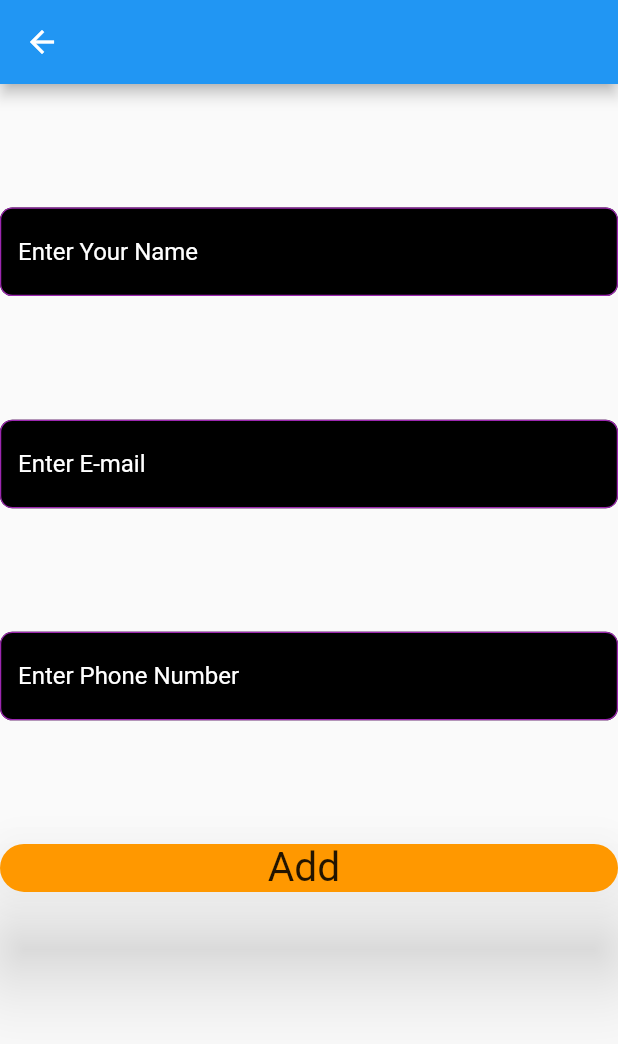
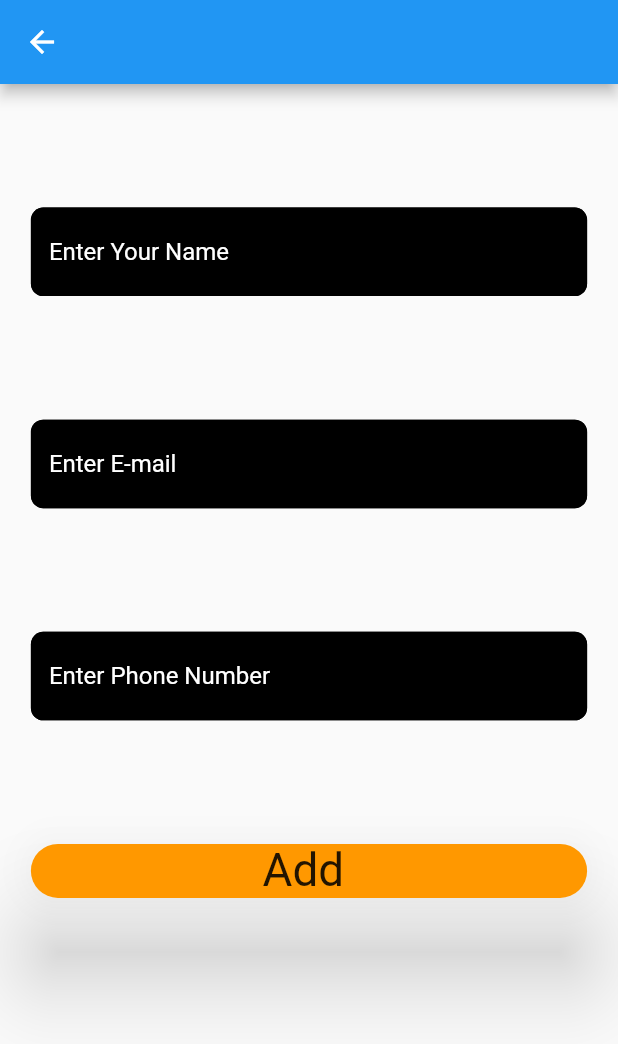
Before and after one commit to oakarakum/getx_ex2, a Flutter app: the ContactBook screen opened directly, on a phone screen of 412 x 824 dp. Shown: the top 1044 px of the screen. Run offline on Flutter 3.47's test engine with Material 2 defaults, Android fonts, the light colour scheme and no system bars; our stand-ins replace get, responsive_sizer.

Commit message:
uygulama bitti

```diff
--- a/lib/controller/contact_controller_data.dart
+++ b/lib/controller/contact_controller_data.dart
@@ -3,7 +3,19 @@ import 'package:getx_ex2/models/contact_model.dart';
 
 class AppData extends GetxController {
   var contacts = [].obs;
-  // bunun https://stackoverflow.com/questions/64544571/flutter-getx-forms-validation validation'ı
+
+  addContacts(ContactModel contact) {
+    contacts.add(contact);
+    Get.back();
+  }
+
+  deleteContacts(ContactModel contact) {
+    contacts.remove(contact);
+  }
+}
+
+
+  /* // bunun https://stackoverflow.com/questions/64544571/flutter-getx-forms-validation validation'ı
   RxString username = RxString('');
   RxnString errorText = RxnString(null);
   Rxn<Function()> submitFunc = Rxn<Function()>(null);
@@ -58,14 +70,4 @@ class AppData extends GetxController {
           const Duration(seconds: 1), () => print('User account created'));
       return true;
     };
-  }
-
-  addContacts(ContactModel contact) {
-    contacts.add(contact);
-    Get.back();
-  }
-
-  deleteContacts(ContactModel contact) {
-    contacts.remove(contact);
-  }
-}
+  } */
--- a/lib/page/contact_book_screen.dart
+++ b/lib/page/contact_book_screen.dart
@@ -19,22 +19,33 @@ class ContactBook extends StatelessWidget {
       body: Column(
         children: [
           SizedBox(height: 10.h),
-          TextFormFieldNameWidget(
+          Padding(
+            padding: EdgeInsets.symmetric(horizontal: 5.w),
+            child: TextFormFieldNameWidget(
                 controllers: nameController,
                 hintTexting: "Enter Your Name",
                 inputType: TextInputType.name),
+          ),
           SizedBox(height: 10.h),
-          TextFormFieldEmailWidget(
+          Padding(
+            padding: EdgeInsets.symmetric(horizontal: 5.w),
+            child: TextFormFieldEmailWidget(
                 controllers: emailController,
                 hintTexting: "Enter E-mail",
                 inputType: TextInputType.emailAddress),
+          ),
           SizedBox(height: 10.h),
-          TextFormFieldPhoneWidget(
+          Padding(
+            padding: EdgeInsets.symmetric(horizontal: 5.w),
+            child: TextFormFieldPhoneWidget(
                 controllers: phoneNumController,
                 hintTexting: "Enter Phone Number",
                 inputType: TextInputType.phone),
+          ),
           SizedBox(height: 10.h),
-          GestureDetector(
+          Padding(
+            padding: EdgeInsets.symmetric(horizontal: 5.w),
+            child: GestureDetector(
               onTap: () {
                 // Get.to(() => ContactBook());
                 ContactModel model = ContactModel(
@@ -53,7 +64,8 @@ class ContactBook extends StatelessWidget {
                 child: Center(
                   child: Text(
                     "Add ",
-                  style: TextStyle(fontSize: 0.8.h.w),
+                    style: TextStyle(fontSize: 0.9.h.w),
+                  ),
                 ),
               ),
             ),
@@ -77,7 +89,7 @@ class TextFormFieldEmailWidget extends StatelessWidget {
   @override
   Widget build(BuildContext context) {
     return TextFormField(
-      controller: controllers, //
+      controller: controllers,
       keyboardType: inputType,
       autovalidateMode: AutovalidateMode.onUserInteraction,
       validator: ((value) {
@@ -95,17 +107,11 @@ class TextFormFieldEmailWidget extends StatelessWidget {
           hintStyle: const TextStyle(color: Colors.white),
           enabledBorder: OutlineInputBorder(
             borderRadius: BorderRadius.circular(2.w),
-              borderSide: BorderSide(
-                  width: 0.1.h,
-                  color: Colors.purple,
-                  style: BorderStyle.solid)),
+          ),
           focusColor: Colors.yellow,
           focusedBorder: OutlineInputBorder(
             borderRadius: BorderRadius.circular(2.w),
-              borderSide: BorderSide(
-                  width: 0.5.h,
-                  color: Colors.purple,
-                  style: BorderStyle.solid))),
+          )),
     );
   }
 }
@@ -141,17 +147,11 @@ class TextFormFieldPhoneWidget extends StatelessWidget {
           hintStyle: const TextStyle(color: Colors.white),
           enabledBorder: OutlineInputBorder(
             borderRadius: BorderRadius.circular(2.w),
-              borderSide: BorderSide(
-                  width: 0.1.h,
-                  color: Colors.purple,
-                  style: BorderStyle.solid)),
+          ),
           focusColor: Colors.yellow,
           focusedBorder: OutlineInputBorder(
             borderRadius: BorderRadius.circular(2.w),
-              borderSide: BorderSide(
-                  width: 0.5.h,
-                  color: Colors.purple,
-                  style: BorderStyle.solid))),
+          )),
     );
   }
 }
@@ -187,17 +187,11 @@ class TextFormFieldNameWidget extends StatelessWidget {
           hintStyle: const TextStyle(color: Colors.white),
           enabledBorder: OutlineInputBorder(
             borderRadius: BorderRadius.circular(2.w),
-              borderSide: BorderSide(
-                  width: 0.1.h,
-                  color: Colors.purple,
-                  style: BorderStyle.solid)),
+          ),
           focusColor: Colors.yellow,
           focusedBorder: OutlineInputBorder(
             borderRadius: BorderRadius.circular(2.w),
-              borderSide: BorderSide(
-                  width: 0.5.h,
-                  color: Colors.purple,
-                  style: BorderStyle.solid))),
+          )),
     );
   }
 }
```
Lines whose indentation alone changed are shown as unchanged.
